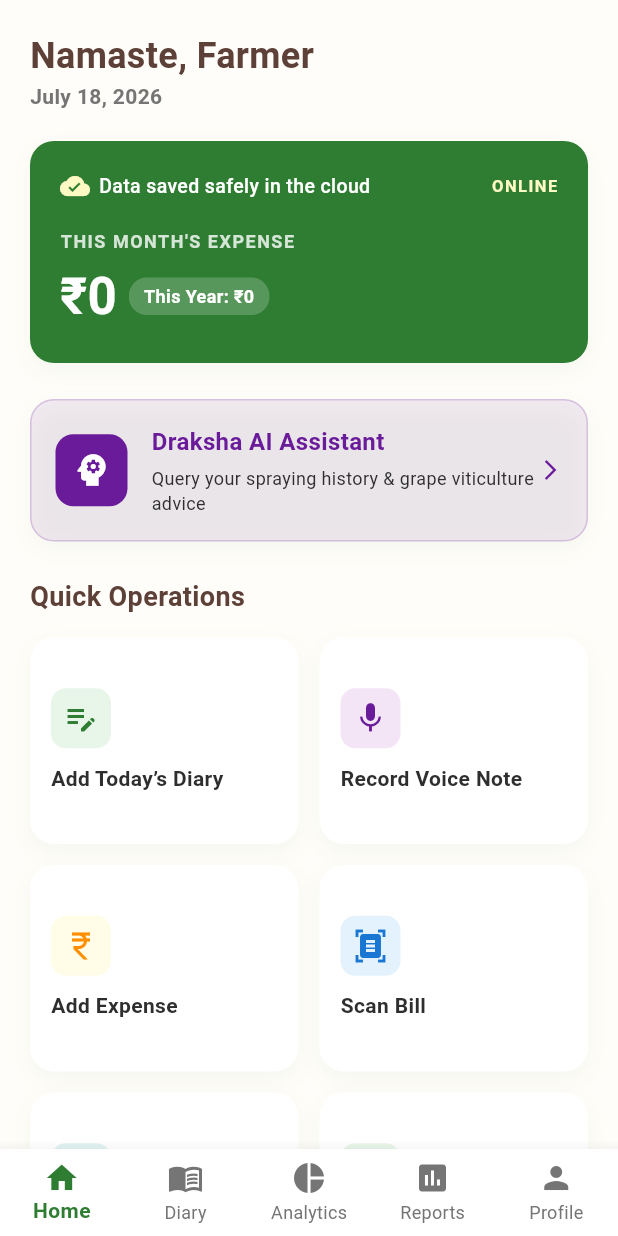
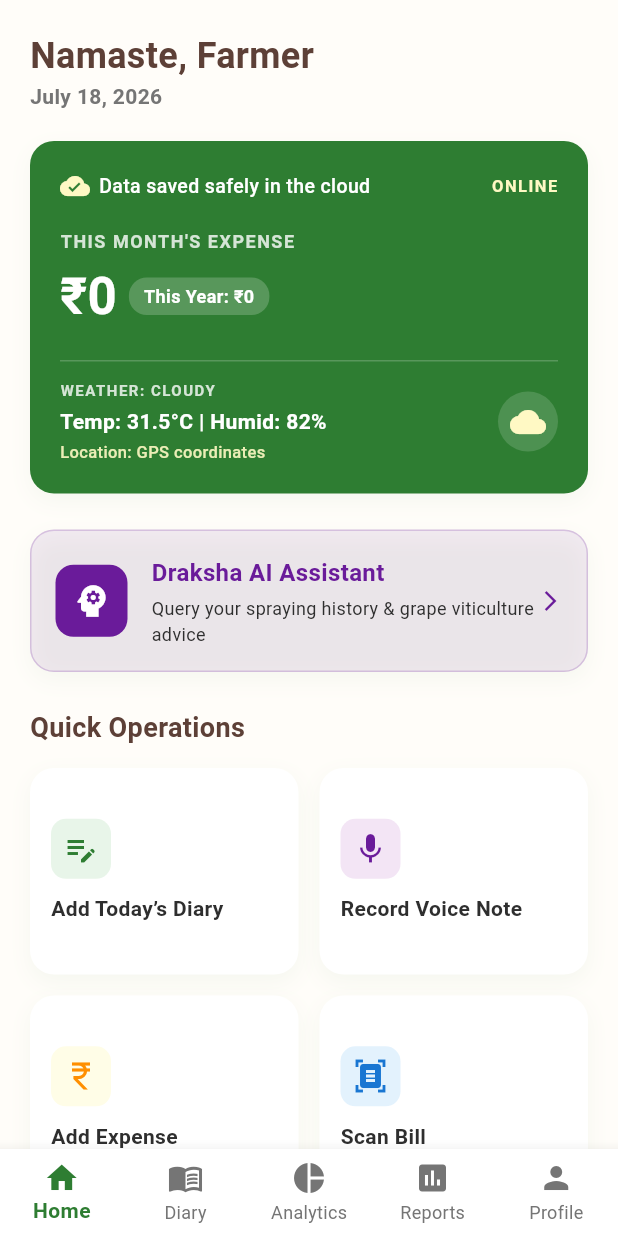
Before and after one commit to eng23ds0019/grape-farm-management, a Flutter app: the HomeDashboard screen opened by its route, on a phone screen of 412 x 824 dp. Run offline on Flutter 3.47's test engine with Material 3 defaults, Android fonts, the phone set to English and light mode, and no system bars; our stand-ins replace audioplayers, cloud_firestore, connectivity_plus, firebase_analytics, firebase_auth, firebase_core and 12 more; missing offline and left inert: firebase_app_check, google_mlkit_text_recognition, record; accounts and stored records are empty; network calls fail.

Commit message:
fix(weather): change all hardcoded default fallbacks from Nashik to Sangli, fix plots collection mismatch in disease prediction service

```diff
--- a/lib/features/diary/screens/home_dashboard.dart
+++ b/lib/features/diary/screens/home_dashboard.dart
@@ -13,6 +13,7 @@ import 'package:shared_preferences/shared_preferences.dart';
 import '../../../models/diary_entry_model.dart';
 import 'package:firebase_auth/firebase_auth.dart';
 import '../../../services/location_service.dart';
+import '../../../services/weather_service.dart';
 
 // Import features to embed inside bottom navigation tabs
 import 'diary_history_screen.dart';
@@ -31,6 +32,8 @@ class _HomeDashboardState extends State<HomeDashboard> {
   int _currentTab = 0;
   String _selectedFarmId = "plot_1";
   DateTime? _lastPressedAt;
+  WeatherData? _weatherData;
+  bool _loadingWeather = false;
 
   @override
   void initState() {
@@ -52,8 +55,41 @@ class _HomeDashboardState extends State<HomeDashboard> {
         // Refresh local cache to ensure latest coords are saved/synced
         await firestoreService.syncOfflineData(farmerId);
       }
+      // Load weather regardless (uses cached profile location if location service check returns)
+      _fetchActivePlotWeather();
     } catch (e) {
       debugPrint("HomeDashboard location init error: $e");
+      _fetchActivePlotWeather();
+    }
+  }
+
+  Future<void> _fetchActivePlotWeather() async {
+    try {
+      final firestoreService = Provider.of<FirestoreService>(context, listen: false);
+      String targetLocation = "Sangli"; // default fallback instead of Nashik
+
+      // Try to read coordinate location from active plot
+      if (firestoreService.cachedFarms.isNotEmpty) {
+        final activeFarm = firestoreService.cachedFarms.firstWhere(
+          (f) => f.farmId == _selectedFarmId,
+          orElse: () => firestoreService.cachedFarms.first,
+        );
+        if (activeFarm.location.isNotEmpty) {
+          targetLocation = activeFarm.location;
+        }
+      } else if (firestoreService.cachedFarmer?.village.isNotEmpty ?? false) {
+        targetLocation = firestoreService.cachedFarmer!.village;
+      }
+
+      setState(() => _loadingWeather = true);
+      final weather = await WeatherService.getCurrentWeather(targetLocation);
+      setState(() {
+        _weatherData = weather;
+        _loadingWeather = false;
+      });
+    } catch (e) {
+      debugPrint("Failed loading dashboard weather: $e");
+      setState(() => _loadingWeather = false);
     }
   }
 
@@ -175,6 +211,7 @@ class _HomeDashboardState extends State<HomeDashboard> {
                            setState(() {
                             _selectedFarmId = newValue;
                           });
+                          _fetchActivePlotWeather();
                         }
                       },
                       items: firestoreService.cachedFarms.map<DropdownMenuItem<String>>((farm) {
@@ -266,6 +303,80 @@ class _HomeDashboardState extends State<HomeDashboard> {
                             fontWeight: FontWeight.bold,
                             color: AppColors.white,
                           ),
+                        ),
+                      ),
+                    ],
+                  ),
+                  const SizedBox(height: 18),
+                  Container(
+                    height: 1,
+                    color: AppColors.white.withValues(alpha: 0.2),
+                  ),
+                  const SizedBox(height: 12),
+                  // Live Weather Widget Section
+                  Row(
+                    mainAxisAlignment: MainAxisAlignment.spaceBetween,
+                    children: [
+                      Expanded(
+                        child: Column(
+                          crossAxisAlignment: CrossAxisAlignment.start,
+                          children: [
+                            Text(
+                              _loadingWeather
+                                  ? "FETCHING WEATHER..."
+                                  : (_weatherData != null
+                                      ? "WEATHER: ${_weatherData!.condition.toUpperCase()}"
+                                      : "WEATHER DATA"),
+                              style: TextStyle(
+                                color: AppColors.white.withValues(alpha: 0.8),
+                                fontSize: 10,
+                                fontWeight: FontWeight.bold,
+                                letterSpacing: 1.0,
+                              ),
+                            ),
+                            const SizedBox(height: 4),
+                            Text(
+                              _loadingWeather
+                                  ? "Loading micro-climate GPS forecast..."
+                                  : (_weatherData != null
+                                      ? "Temp: ${_weatherData!.temperature.toStringAsFixed(1)}°C | Humid: ${_weatherData!.humidity}%"
+                                      : "Location services starting..."),
+                              style: const TextStyle(
+                                color: AppColors.white,
+                                fontSize: 14,
+                                fontWeight: FontWeight.w600,
+                              ),
+                            ),
+                            if (!_loadingWeather && _weatherData != null) ...[
+                              const SizedBox(height: 2),
+                              Text(
+                                "Location: ${_weatherData!.forecast.contains('mildew') ? 'GPS coordinates' : 'Local farm'}",
+                                style: TextStyle(
+                                  color: AppColors.softYellow.withValues(alpha: 0.9),
+                                  fontSize: 11,
+                                  fontWeight: FontWeight.w500,
+                                ),
+                              ),
+                            ]
+                          ],
+                        ),
+                      ),
+                      const SizedBox(width: 8),
+                      // Weather Condition Icon
+                      Container(
+                        padding: const EdgeInsets.all(8),
+                        decoration: BoxDecoration(
+                          color: AppColors.white.withValues(alpha: 0.15),
+                          shape: BoxShape.circle,
+                        ),
+                        child: Icon(
+                          _weatherData?.condition.toLowerCase().contains('rain') ?? false
+                              ? Icons.umbrella
+                              : (_weatherData?.condition.toLowerCase().contains('cloud') ?? false
+                                  ? Icons.cloud
+                                  : Icons.wb_sunny),
+                          color: AppColors.softYellow,
+                          size: 24,
                         ),
                       ),
                     ],
--- a/lib/features/draksha_ai/screens/voice_engine_screen.dart
+++ b/lib/features/draksha_ai/screens/voice_engine_screen.dart
@@ -12,6 +12,7 @@ import '../../../core/localization/language_notifier.dart';
 import '../../../services/firestore_service.dart';
 import '../../../services/speech_service.dart';
 import '../../../services/location_service.dart';
+import '../../../widgets/grapes_farmer_loading_widget.dart';
 import '../services/draksha_api_client.dart';
 
 class ChatMessage {
@@ -325,10 +326,7 @@ class _VoiceEngineScreenState extends State<VoiceEngineScreen> with SingleTicker
           ),
 
           if (_isProcessing)
-            const Padding(
-              padding: EdgeInsets.all(8.0),
-              child: CircularProgressIndicator(color: AppColors.primaryGreen),
-            ),
+            const GrapesFarmerLoadingWidget(),
 
           // Selected Image Preview Area
           if (_selectedImage != null)
--- a/lib/features/draksha_ai/services/draksha_api_client.dart
+++ b/lib/features/draksha_ai/services/draksha_api_client.dart
@@ -65,7 +65,7 @@ class DrakshaApiClient {
   /// Disease prediction endpoint — pure deterministic logic
   static Future<Map<String, dynamic>> predictDisease({
     required String uid,
-    String location = "Nashik",
+    String location = "Sangli",
     double? lat,
     double? lon,
   }) async {
--- a/lib/services/disease_prediction_service.dart
+++ b/lib/services/disease_prediction_service.dart
@@ -110,9 +110,9 @@ class DiseasePredictionService {
       // 1. Fetch Plot GPS Coordinates for precise weather
       double? lat;
       double? lon;
-      String location = "Nashik";
+      String location = "Sangli";
       try {
-         final plotDoc = await FirebaseFirestore.instance.collection('users').doc(farmerId).collection('plots').doc(farmId).get();
+         final plotDoc = await FirebaseFirestore.instance.collection('users').doc(farmerId).collection('cropRecords').doc(farmId).get();
          if (plotDoc.exists) {
             final data = plotDoc.data()!;
             lat = data['latitude'] as double?;
--- a/lib/services/weather_service.dart
+++ b/lib/services/weather_service.dart
@@ -43,7 +43,7 @@ class WeatherService {
   /// Retrieves weather for a location string (e.g. "Nashik", "Sangli").
   /// If API key is missing or fails, falls back to a simulated forecast.
   static Future<WeatherData> getCurrentWeather(String location) async {
-    if (location.isEmpty) location = "Nashik";
+    if (location.isEmpty) location = "Sangli"; // Fallback to Sangli instead of Nashik
 
     if (_apiKey == "YOUR_OPENWEATHERMAP_API_KEY") {
       debugPrint("WeatherService: No API key set. Using simulated weather for $location.");
@@ -51,7 +51,19 @@ class WeatherService {
     }
 
     try {
-      final url = Uri.parse("$_baseUrl/weather?q=$location&appid=$_apiKey&units=metric");
+      Uri url;
+      if (location.contains(',')) {
+        final parts = location.split(',');
+        final lat = double.tryParse(parts[0].trim());
+        final lon = double.tryParse(parts[1].trim());
+        if (lat != null && lon != null) {
+          url = Uri.parse("$_baseUrl/weather?lat=$lat&lon=$lon&appid=$_apiKey&units=metric");
+        } else {
+          url = Uri.parse("$_baseUrl/weather?q=$location&appid=$_apiKey&units=metric");
+        }
+      } else {
+        url = Uri.parse("$_baseUrl/weather?q=$location&appid=$_apiKey&units=metric");
+      }
       final response = await http.get(url);
 
       if (response.statusCode == 200) {
```
Also changed, not shown: lib/widgets/grapes_farmer_loading_widget.dart (added, +117 -0 lines), 3 other files.
